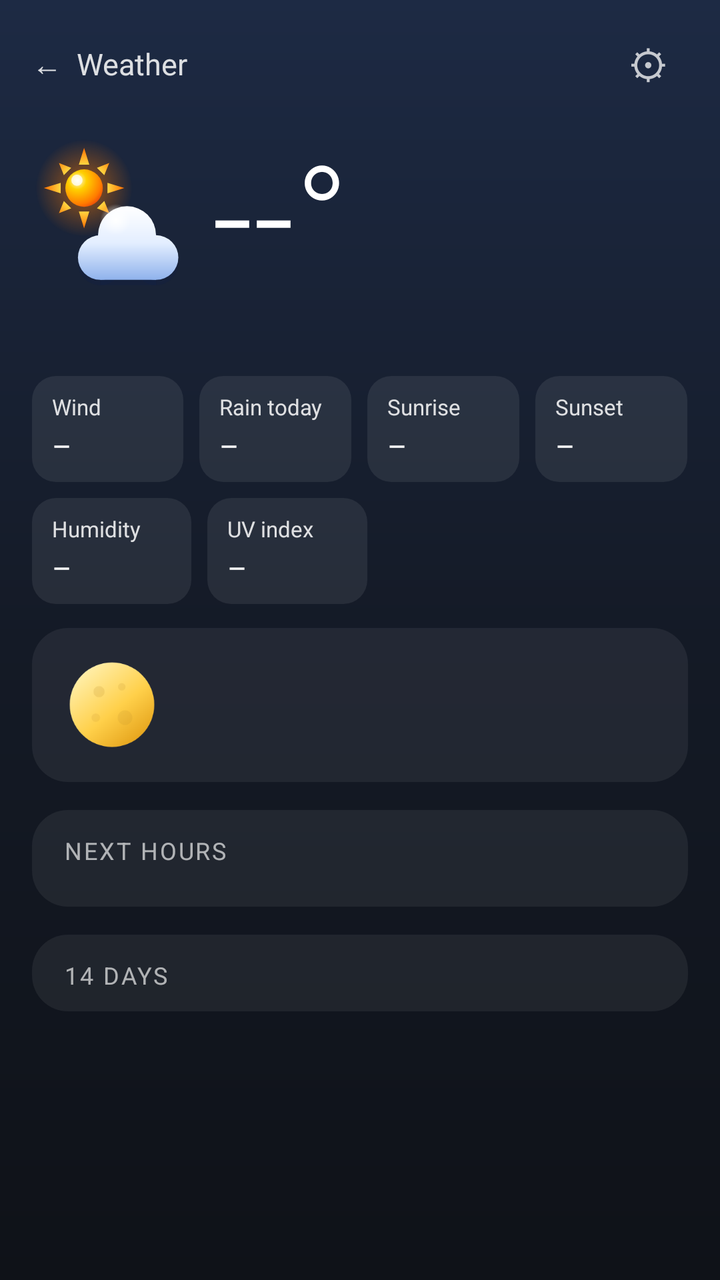
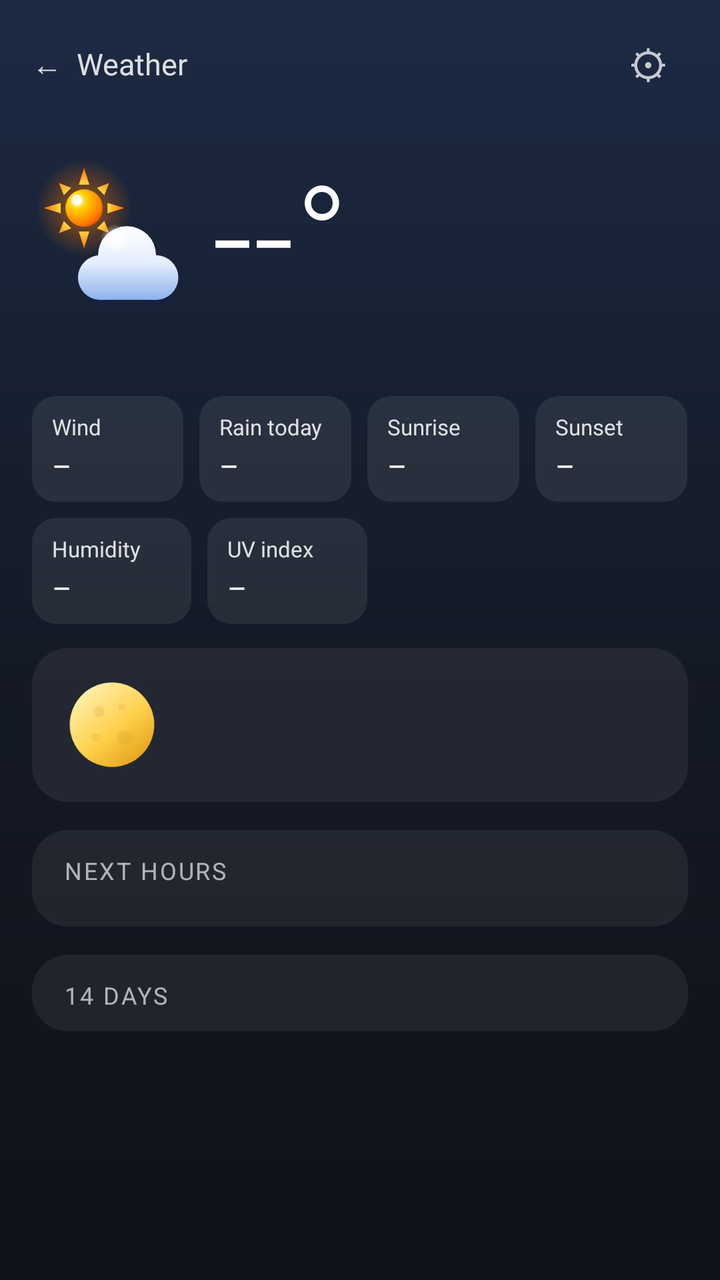

Screens rendered from an Android XML layout before and after an edit, with the pre-edit source and the edit as a unified diff.
<!-- AndroidManifest.xml: activity theme DetailTheme -->
<!-- res/layout/activity_detail.xml -->
<?xml version="1.0" encoding="utf-8"?>
<ScrollView xmlns:android="http://schemas.android.com/apk/res/android"
    android:id="@+id/detail_scroll"
    android:layout_width="match_parent"
    android:layout_height="match_parent"
    android:fitsSystemWindows="true">

    <LinearLayout
        android:layout_width="match_parent"
        android:layout_height="wrap_content"
        android:orientation="vertical"
        android:paddingStart="16dp"
        android:paddingTop="8dp"
        android:paddingEnd="16dp"
        android:paddingBottom="24dp">

        
        <LinearLayout
            android:layout_width="match_parent"
            android:layout_height="48dp"
            android:gravity="center_vertical"
            android:orientation="horizontal">
            <TextView
                android:id="@+id/place_title"
                android:layout_width="0dp"
                android:layout_height="match_parent"
                android:layout_weight="1"
                android:background="?android:attr/selectableItemBackground"
                android:ellipsize="end"
                android:gravity="center_vertical"
                android:maxLines="1"
                android:text="←  Weather"
                android:textColor="#D9FFFFFF"
                android:textSize="15sp" />
            <TextView
                android:id="@+id/updated"
                android:layout_width="wrap_content"
                android:layout_height="match_parent"
                android:background="?android:attr/selectableItemBackground"
                android:gravity="center_vertical"
                android:paddingStart="8dp"
                android:paddingEnd="8dp"
                android:textColor="#BFFFFFFF"
                android:textSize="13sp" />
            <TextView
                android:id="@+id/settings"
                android:layout_width="40dp"
                android:layout_height="match_parent"
                android:background="?android:attr/selectableItemBackground"
                android:contentDescription="Settings"
                android:gravity="center"
                android:text="⚙"
                android:textColor="#BFFFFFFF"
                android:textSize="20sp" />
        </LinearLayout>

        
        <HorizontalScrollView
            android:id="@+id/pills_scroll"
            android:layout_width="match_parent"
            android:layout_height="wrap_content"
            android:layout_marginTop="4dp"
            android:scrollbars="none">
            <LinearLayout
                android:id="@+id/pills_container"
                android:layout_width="wrap_content"
                android:layout_height="wrap_content"
                android:orientation="horizontal" />
        </HorizontalScrollView>

        
        <TextView
            android:id="@+id/home_action"
            android:layout_width="wrap_content"
            android:layout_height="wrap_content"
            android:layout_marginTop="10dp"
            android:paddingStart="12dp"
            android:paddingTop="5dp"
            android:paddingEnd="12dp"
            android:paddingBottom="5dp"
            android:textSize="13sp"
            android:textStyle="bold"
            android:visibility="gone" />

        
        <LinearLayout
            android:layout_width="match_parent"
            android:layout_height="wrap_content"
            android:layout_marginTop="8dp"
            android:gravity="center_vertical"
            android:orientation="horizontal">
            <ImageView
                android:id="@+id/cur_icon"
                android:layout_width="84dp"
                android:layout_height="84dp"
                android:importantForAccessibility="no"
                android:src="@drawable/wx_partly_day" />
            <TextView
                android:id="@+id/cur_temp"
                android:layout_width="wrap_content"
                android:layout_height="wrap_content"
                android:layout_marginStart="6dp"
                android:fontFamily="sans-serif-light"
                android:includeFontPadding="false"
                android:text="--°"
                android:textColor="#FFFFFF"
                android:textSize="72sp" />
            <LinearLayout
                android:layout_width="0dp"
                android:layout_height="wrap_content"
                android:layout_marginStart="8dp"
                android:layout_weight="1"
                android:gravity="end"
                android:orientation="vertical">
                <TextView
                    android:id="@+id/cur_desc"
                    android:layout_width="wrap_content"
                    android:layout_height="wrap_content"
                    android:gravity="end"
                    android:textColor="#FFFFFF"
                    android:textSize="18sp"
                    android:textStyle="bold" />
                <TextView
                    android:id="@+id/cur_feels"
                    android:layout_width="wrap_content"
                    android:layout_height="wrap_content"
                    android:layout_marginTop="2dp"
                    android:textColor="#CCFFFFFF"
                    android:textSize="14sp" />
                <TextView
                    android:id="@+id/cur_hl"
                    android:layout_width="wrap_content"
                    android:layout_height="wrap_content"
                    android:textColor="#CCFFFFFF"
                    android:textSize="14sp" />
            </LinearLayout>
        </LinearLayout>

        <TextView
            android:id="@+id/detail_dots"
            android:layout_width="match_parent"
            android:layout_height="wrap_content"
            android:layout_marginTop="6dp"
            android:gravity="center"
            android:textColor="#FFFFFF"
            android:textSize="10sp" />

        <LinearLayout
            android:layout_width="match_parent"
            android:layout_height="wrap_content"
            android:layout_marginTop="16dp"
            android:layout_marginEnd="-8dp"
            android:orientation="horizontal">
            <LinearLayout
                android:layout_width="0dp"
                android:layout_height="wrap_content"
                android:layout_marginEnd="8dp"
                android:layout_weight="1"
                android:background="@drawable/detail_chip"
                android:orientation="vertical"
                android:paddingStart="10dp"
                android:paddingTop="8dp"
                android:paddingEnd="6dp"
                android:paddingBottom="8dp">
                <TextView style="@style/DetailChipLabel" android:layout_width="wrap_content" android:layout_height="wrap_content" android:text="Wind" />
                <TextView android:id="@+id/chip_wind" style="@style/DetailChipValue" android:layout_width="wrap_content" android:layout_height="wrap_content" android:text="–" />
            </LinearLayout>
            <LinearLayout
                android:layout_width="0dp"
                android:layout_height="wrap_content"
                android:layout_marginEnd="8dp"
                android:layout_weight="1"
                android:background="@drawable/detail_chip"
                android:orientation="vertical"
                android:paddingStart="10dp"
                android:paddingTop="8dp"
                android:paddingEnd="6dp"
                android:paddingBottom="8dp">
                <TextView style="@style/DetailChipLabel" android:layout_width="wrap_content" android:layout_height="wrap_content" android:text="Rain today" />
                <TextView android:id="@+id/chip_rain" style="@style/DetailChipValue" android:layout_width="wrap_content" android:layout_height="wrap_content" android:text="–" />
            </LinearLayout>
            <LinearLayout
                android:layout_width="0dp"
                android:layout_height="wrap_content"
                android:layout_marginEnd="8dp"
                android:layout_weight="1"
                android:background="@drawable/detail_chip"
                android:orientation="vertical"
                android:paddingStart="10dp"
                android:paddingTop="8dp"
                android:paddingEnd="6dp"
                android:paddingBottom="8dp">
                <TextView style="@style/DetailChipLabel" android:layout_width="wrap_content" android:layout_height="wrap_content" android:text="Sunrise" />
                <TextView android:id="@+id/chip_sunrise" style="@style/DetailChipValue" android:layout_width="wrap_content" android:layout_height="wrap_content" android:text="–" />
            </LinearLayout>
            <LinearLayout
                android:layout_width="0dp"
                android:layout_height="wrap_content"
                android:layout_marginEnd="8dp"
                android:layout_weight="1"
                android:background="@drawable/detail_chip"
                android:orientation="vertical"
                android:paddingStart="10dp"
                android:paddingTop="8dp"
                android:paddingEnd="6dp"
                android:paddingBottom="8dp">
                <TextView style="@style/DetailChipLabel" android:layout_width="wrap_content" android:layout_height="wrap_content" android:text="Sunset" />
                <TextView android:id="@+id/chip_sunset" style="@style/DetailChipValue" android:layout_width="wrap_content" android:layout_height="wrap_content" android:text="–" />
            </LinearLayout>
        </LinearLayout>

        <LinearLayout
            android:layout_width="match_parent"
            android:layout_height="wrap_content"
            android:layout_marginTop="8dp"
            android:layout_marginEnd="-8dp"
            android:orientation="horizontal">
            <LinearLayout
                android:layout_width="0dp"
                android:layout_height="wrap_content"
                android:layout_marginEnd="8dp"
                android:layout_weight="1"
                android:background="@drawable/detail_chip"
                android:orientation="vertical"
                android:paddingStart="10dp"
                android:paddingTop="8dp"
                android:paddingEnd="6dp"
                android:paddingBottom="8dp">
                <TextView style="@style/DetailChipLabel" android:layout_width="wrap_content" android:layout_height="wrap_content" android:text="Humidity" />
                <TextView android:id="@+id/chip_humidity" style="@style/DetailChipValue" android:layout_width="wrap_content" android:layout_height="wrap_content" android:text="–" />
            </LinearLayout>
            <LinearLayout
                android:id="@+id/chip_uv_container"
                android:layout_width="0dp"
                android:layout_height="wrap_content"
                android:layout_marginEnd="8dp"
                android:layout_weight="1"
                android:background="@drawable/detail_chip"
                android:orientation="vertical"
                android:paddingStart="10dp"
                android:paddingTop="8dp"
                android:paddingEnd="6dp"
                android:paddingBottom="8dp">
                <TextView style="@style/DetailChipLabel" android:layout_width="wrap_content" android:layout_height="wrap_content" android:text="UV index" />
                <TextView android:id="@+id/chip_uv" style="@style/DetailChipValue" android:layout_width="wrap_content" android:layout_height="wrap_content" android:text="–" />
            </LinearLayout>
            <View android:layout_width="0dp" android:layout_height="0dp" android:layout_weight="2" />
        </LinearLayout>

        
        <LinearLayout
            android:layout_width="match_parent"
            android:layout_height="wrap_content"
            android:layout_marginTop="12dp"
            android:background="@drawable/detail_card"
            android:gravity="center_vertical"
            android:orientation="horizontal"
            android:paddingStart="14dp"
            android:paddingTop="10dp"
            android:paddingEnd="14dp"
            android:paddingBottom="10dp">
            <ImageView
                android:id="@+id/moon_card_icon"
                android:layout_width="52dp"
                android:layout_height="52dp"
                android:importantForAccessibility="no"
                android:src="@drawable/moon_08" />
            <LinearLayout
                android:layout_width="0dp"
                android:layout_height="wrap_content"
                android:layout_marginStart="14dp"
                android:layout_weight="1"
                android:orientation="vertical">
                <TextView
                    android:id="@+id/moon_card_name"
                    android:layout_width="wrap_content"
                    android:layout_height="wrap_content"
                    android:textColor="#FFFFFF"
                    android:textSize="16sp"
                    android:textStyle="bold" />
                <TextView
                    android:id="@+id/moon_card_lit"
                    android:layout_width="wrap_content"
                    android:layout_height="wrap_content"
                    android:textColor="#E6FFFFFF"
                    android:textSize="14sp" />
                <TextView
                    android:id="@+id/moon_card_next"
                    android:layout_width="wrap_content"
                    android:layout_height="wrap_content"
                    android:textColor="#99FFFFFF"
                    android:textSize="12sp" />
            </LinearLayout>
        </LinearLayout>

        
        <LinearLayout
            android:id="@+id/air_card"
            android:layout_width="match_parent"
            android:layout_height="wrap_content"
            android:layout_marginTop="12dp"
            android:background="@drawable/detail_card"
            android:orientation="vertical"
            android:paddingStart="14dp"
            android:paddingTop="12dp"
            android:paddingEnd="14dp"
            android:paddingBottom="12dp"
            android:visibility="gone" />

        
        <LinearLayout
            android:layout_width="match_parent"
            android:layout_height="wrap_content"
            android:layout_marginTop="14dp"
            android:background="@drawable/detail_card"
            android:orientation="vertical"
            android:paddingTop="12dp"
            android:paddingBottom="12dp">
            <TextView
                style="@style/DetailCardTitle"
                android:layout_width="wrap_content"
                android:layout_height="wrap_content"
                android:layout_marginStart="16dp"
                android:layout_marginBottom="8dp"
                android:text="Next hours" />
            <HorizontalScrollView
                android:layout_width="match_parent"
                android:layout_height="wrap_content"
                android:scrollbars="none">
                <LinearLayout
                    android:id="@+id/hours_container"
                    android:layout_width="wrap_content"
                    android:layout_height="wrap_content"
                    android:orientation="horizontal"
                    android:paddingStart="6dp"
                    android:paddingEnd="6dp" />
            </HorizontalScrollView>
        </LinearLayout>

        
        <LinearLayout
            android:layout_width="match_parent"
            android:layout_height="wrap_content"
            android:layout_marginTop="14dp"
            android:background="@drawable/detail_card"
            android:orientation="vertical"
            android:paddingStart="12dp"
            android:paddingTop="12dp"
            android:paddingEnd="12dp"
            android:paddingBottom="6dp">
            <TextView
                style="@style/DetailCardTitle"
                android:layout_width="wrap_content"
                android:layout_height="wrap_content"
                android:layout_marginStart="4dp"
                android:layout_marginBottom="4dp"
                android:text="14 days" />
            <LinearLayout
                android:id="@+id/days_container"
                android:layout_width="match_parent"
                android:layout_height="wrap_content"
                android:orientation="vertical" />
        </LinearLayout>

        <TextView
            android:id="@+id/data_source"
            android:layout_width="match_parent"
            android:layout_height="wrap_content"
            android:layout_marginTop="14dp"
            android:alpha="0.45"
            android:gravity="center"
            android:textColor="#FFFFFF"
            android:textSize="11sp" />
    </LinearLayout>
</ScrollView>
<!-- resources referenced by this layout -->
<resources>
  <!-- drawable detail_card (drawable) -->
  <?xml version="1.0" encoding="utf-8"?>
  <shape xmlns:android="http://schemas.android.com/apk/res/android" android:shape="rectangle">
      <solid android:color="#10FFFFFF" />
      <corners android:radius="18dp" />
  </shape>
  <!-- drawable detail_chip (drawable) -->
  <?xml version="1.0" encoding="utf-8"?>
  <shape xmlns:android="http://schemas.android.com/apk/res/android" android:shape="rectangle">
      <solid android:color="#14FFFFFF" />
      <corners android:radius="12dp" />
  </shape>
  <!-- drawable moon_08 (drawable) -->
  <?xml version="1.0" encoding="utf-8"?>
  <vector xmlns:android="http://schemas.android.com/apk/res/android"
      xmlns:aapt="http://schemas.android.com/aapt"
      android:width="64dp" android:height="64dp"
      android:viewportWidth="64" android:viewportHeight="64">
      <path android:fillColor="#3A4466" android:fillAlpha="0.9" android:pathData="M6,32 a26,26 0 1,0 52,0 a26,26 0 1,0 -52,0 Z" />
      <path android:pathData="M32,6 A26,26 0 0,1 32,58 A26.00,26 0 0,1 32,6 Z">
          <aapt:attr name="android:fillColor">
              <gradient android:type="linear" android:startX="12" android:startY="8" android:endX="52" android:endY="58">
                  <item android:offset="0" android:color="#FFFFF3B8" />
                  <item android:offset="0.55" android:color="#FFFFD04A" />
                  <item android:offset="1" android:color="#FFE09A12" />
              </gradient>
          </aapt:attr>
      </path>
      <path android:fillColor="#B8862A" android:fillAlpha="0.18" android:pathData="M20.6,24 a3.4,3.4 0 1,0 6.8,0 a3.4,3.4 0 1,0 -6.8,0 Z" />
      <path android:fillColor="#B8862A" android:fillAlpha="0.15" android:pathData="M35.5,40 a4.5,4.5 0 1,0 9,0 a4.5,4.5 0 1,0 -9,0 Z" />
      <path android:fillColor="#B8862A" android:fillAlpha="0.15" android:pathData="M35.7,21 a2.3,2.3 0 1,0 4.6,0 a2.3,2.3 0 1,0 -4.6,0 Z" />
      <path android:fillColor="#B8862A" android:fillAlpha="0.14" android:pathData="M19.4,40 a2.6,2.6 0 1,0 5.2,0 a2.6,2.6 0 1,0 -5.2,0 Z" />
  </vector>
  <!-- drawable wx_partly_day: vector/xml drawable (drawable, 5860 chars, omitted) -->
  <style name="DetailCardTitle">
          <item name="android:textColor">#A6FFFFFF</item>
          <item name="android:textSize">12sp</item>
          <item name="android:letterSpacing">0.08</item>
          <item name="android:textAllCaps">true</item>
      </style>
  <style name="DetailChipLabel">
          <item name="android:textColor">#D9FFFFFF</item>
          <item name="android:textSize">11sp</item>
      </style>
  <style name="DetailChipValue">
          <item name="android:textColor">#FFFFFF</item>
          <item name="android:textSize">15sp</item>
          <item name="android:layout_marginTop">2dp</item>
          <item name="android:maxLines">1</item>
      </style>
  <style name="DetailTheme" parent="android:Theme.Material.NoActionBar">
          <item name="android:windowBackground">@drawable/detail_bg</item>
          <item name="android:statusBarColor">#1D2A44</item>
          <item name="android:navigationBarColor">#0F1218</item>
          <item name="android:colorAccent">#7CA8E8</item>
      </style>
  <!-- drawable detail_bg (drawable) -->
  <?xml version="1.0" encoding="utf-8"?>
  <shape xmlns:android="http://schemas.android.com/apk/res/android" android:shape="rectangle">
      <gradient android:angle="270" android:startColor="#1D2A44" android:centerColor="#141A26" android:endColor="#0F1218" />
  </shape>
</resources>

<!-- the commit's change to res/layout/activity_detail.xml (unified diff, before → after) -->
@@ -69,18 +69,37 @@
         </HorizontalScrollView>
 
         
-        <TextView
-            android:id="@+id/home_action"
-            android:layout_width="wrap_content"
+        
+        <LinearLayout
+            android:layout_width="match_parent"
             android:layout_height="wrap_content"
             android:layout_marginTop="10dp"
-            android:paddingStart="12dp"
-            android:paddingTop="5dp"
-            android:paddingEnd="12dp"
-            android:paddingBottom="5dp"
-            android:textSize="13sp"
-            android:textStyle="bold"
-            android:visibility="gone" />
+            android:gravity="center_vertical"
+            android:orientation="horizontal">
+            <TextView
+                android:id="@+id/home_action"
+                android:layout_width="wrap_content"
+                android:layout_height="wrap_content"
+                android:paddingStart="12dp"
+                android:paddingTop="5dp"
+                android:paddingEnd="12dp"
+                android:paddingBottom="5dp"
+                android:textSize="13sp"
+                android:textStyle="bold"
+                android:visibility="gone" />
+            <TextView
+                android:id="@+id/favorite_action"
+                android:layout_width="wrap_content"
+                android:layout_height="wrap_content"
+                android:layout_marginStart="8dp"
+                android:paddingStart="12dp"
+                android:paddingTop="5dp"
+                android:paddingEnd="12dp"
+                android:paddingBottom="5dp"
+                android:textSize="13sp"
+                android:textStyle="bold"
+                android:visibility="gone" />
+        </LinearLayout>
 
         
         <LinearLayout
